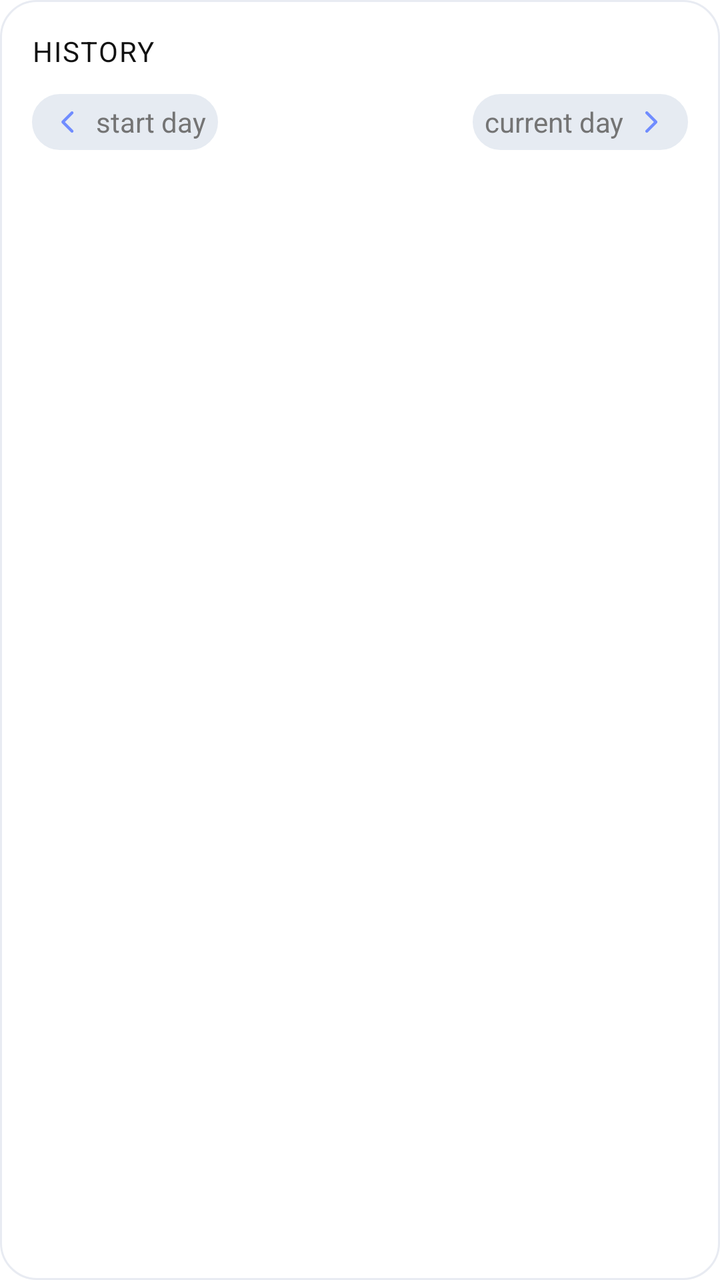
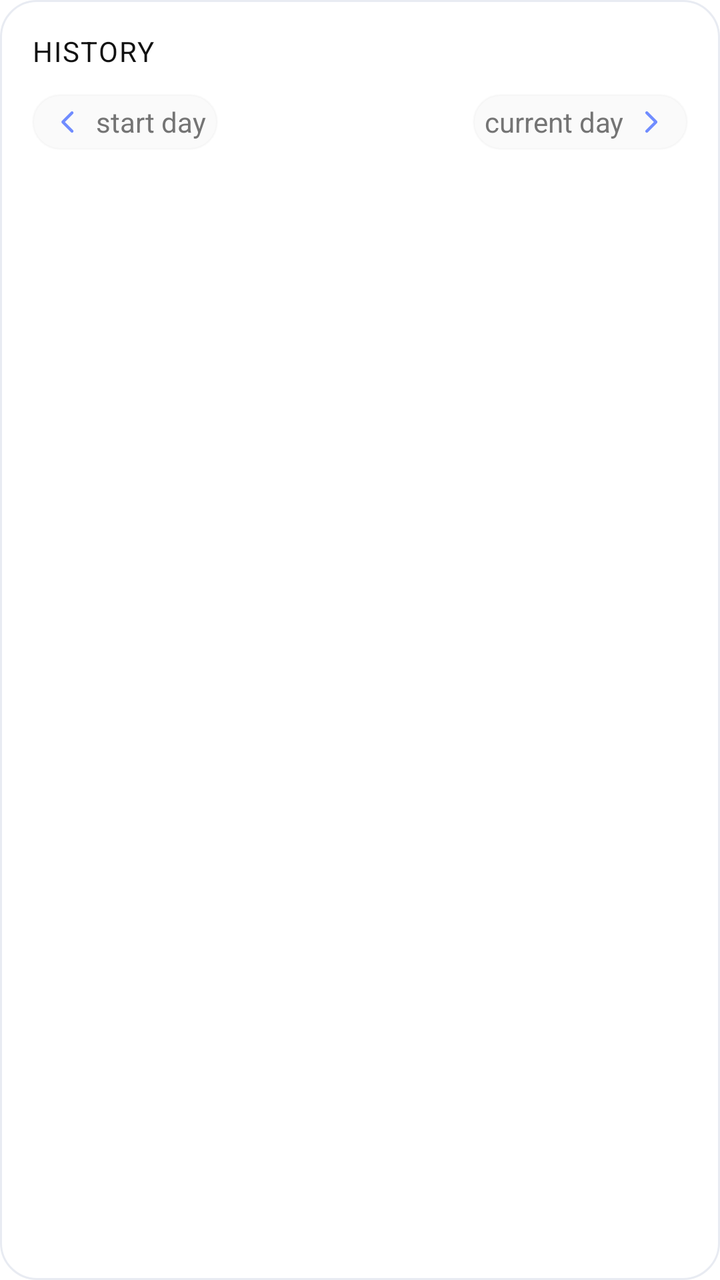

Before-and-after screenshots of an Android layout around one commit, followed by the original layout XML and the change that was made.
<!-- AndroidManifest.xml: application theme Theme.GrowDaily -->
<!-- res/layout/layout_week_analysis_expanded.xml -->
<?xml version="1.0" encoding="utf-8"?>
<LinearLayout xmlns:android="http://schemas.android.com/apk/res/android"
    xmlns:app="http://schemas.android.com/apk/res-auto"
    android:layout_width="match_parent"
    android:layout_height="wrap_content"
    android:background="@drawable/task_fragment_card"
    android:orientation="vertical"
    android:padding="16dp">

    <TextView
        style="@style/AnalysisTitle"
        android:text="HISTORY"
        app:layout_constraintStart_toStartOf="parent"
        app:layout_constraintTop_toTopOf="parent"
        />

    <LinearLayout
        android:layout_width="match_parent"
        android:layout_height="wrap_content"
        android:orientation="horizontal"
        android:paddingBottom="8dp">

        <LinearLayout
            android:id="@+id/scrollToStartDay"
            android:layout_width="wrap_content"
            android:layout_height="wrap_content"
            android:background="@drawable/task_filter_chip"
            android:backgroundTint="@color/task_done_track"
            android:orientation="horizontal"
            android:paddingHorizontal="6dp"
            android:paddingVertical="2dp">

            <ImageView
                android:id="@+id/btnPrevYear"
                android:layout_width="wrap_content"
                android:layout_height="wrap_content"
                android:contentDescription="Previous year"
                android:paddingEnd="2dp"
                android:src="@drawable/ic_left_arrow"
                app:tint="@color/brand_blue" />

            <TextView
                android:layout_width="wrap_content"
                android:layout_height="wrap_content"
                android:layout_gravity="center_vertical"
                android:text="start day"
                android:textColor="@color/task_text_secondary" />


        </LinearLayout>

        <View
            android:layout_width="0dp"
            android:layout_height="0dp"
            android:layout_weight="1" />

        <LinearLayout
            android:id="@+id/scrollToCurrentDay"
            android:layout_width="wrap_content"
            android:layout_height="wrap_content"
            android:background="@drawable/task_filter_chip"
            android:backgroundTint="@color/task_done_track"
            android:orientation="horizontal"
            android:paddingHorizontal="6dp"
            android:paddingVertical="2dp">

            <TextView
                android:layout_width="wrap_content"
                android:layout_height="wrap_content"
                android:layout_gravity="center_vertical"
                android:text="current day"
                android:textColor="@color/task_text_secondary" />

            <ImageView
                android:id="@+id/btnNextYear"
                android:layout_width="wrap_content"
                android:layout_height="wrap_content"
                android:contentDescription="Next year"
                android:paddingStart="2dp"
                android:src="@drawable/ic_right_arrow"
                app:tint="@color/brand_blue" />
        </LinearLayout>


    </LinearLayout>

    <androidx.recyclerview.widget.RecyclerView
        android:id="@+id/weekExpandedRv"
        android:layout_width="match_parent"
        android:layout_height="wrap_content" />
</LinearLayout>
<!-- resources referenced by this layout -->
<resources>
  <color name="brand_blue">#708CFF</color>
  <color name="task_done_track">#E6EBF2</color>
  <color name="task_text_secondary">#747474</color>
  <!-- drawable ic_left_arrow (drawable) -->
  <vector xmlns:android="http://schemas.android.com/apk/res/android" android:width="24dp" android:height="24dp" android:viewportWidth="960" android:viewportHeight="960" android:tint="?attr/colorControlNormal" android:autoMirrored="true">
      <path android:fillColor="@android:color/white" android:pathData="M418.15,480L581.08,642.92Q589.38,651.23 589.58,663.81Q589.77,676.38 581.08,685.08Q572.38,693.77 560,693.77Q547.62,693.77 538.92,685.08L359.15,505.31Q353.54,499.69 351.23,493.46Q348.92,487.23 348.92,480Q348.92,472.77 351.23,466.54Q353.54,460.31 359.15,454.69L538.92,274.92Q547.23,266.62 559.81,266.42Q572.38,266.23 581.08,274.92Q589.77,283.62 589.77,296Q589.77,308.38 581.08,317.08L418.15,480Z"/>
  </vector>
  <!-- drawable ic_right_arrow (drawable) -->
  <vector xmlns:android="http://schemas.android.com/apk/res/android" android:width="24dp" android:height="24dp" android:viewportWidth="960" android:viewportHeight="960" android:tint="?attr/colorControlNormal" android:autoMirrored="true">
      <path android:fillColor="@android:color/white" android:pathData="M517.85,480L354.92,317.08Q346.62,308.77 346.42,296.19Q346.23,283.62 354.92,274.92Q363.62,266.23 376,266.23Q388.38,266.23 397.08,274.92L576.85,454.69Q582.46,460.31 584.77,466.54Q587.08,472.77 587.08,480Q587.08,487.23 584.77,493.46Q582.46,499.69 576.85,505.31L397.08,685.08Q388.77,693.38 376.19,693.58Q363.62,693.77 354.92,685.08Q346.23,676.38 346.23,664Q346.23,651.62 354.92,642.92L517.85,480Z"/>
  </vector>
  <!-- drawable task_filter_chip (drawable) -->
  <?xml version="1.0" encoding="utf-8"?>
  <shape xmlns:android="http://schemas.android.com/apk/res/android" android:shape="rectangle">
      <solid android:color="@color/task_chip_surface"/>
      <corners android:radius="18dp"/>
      <stroke
          android:width="1dp"
          android:color="@color/task_chip_stroke" />
  </shape>
  <!-- drawable task_fragment_card (drawable) -->
  <?xml version="1.0" encoding="utf-8"?>
  <shape xmlns:android="http://schemas.android.com/apk/res/android" android:shape="rectangle">
      <solid android:color="@color/task_card_surface"/>
      <corners android:radius="18dp"/>
      <stroke
          android:width="1dp"
          android:color="@color/task_card_stroke" />
  </shape>
  <style name="AnalysisTitle">
          <item name="android:layout_width">wrap_content</item>
          <item name="android:layout_height">wrap_content</item>
          <item name="android:textStyle">normal</item>
          <item name="android:layout_marginBottom">12dp</item>
          <item name="android:textColor">@color/task_text_primary</item>
          <item name="android:letterSpacing">0.05</item>
      </style>
  <style name="Theme.GrowDaily" parent="Theme.MaterialComponents.DayNight.DarkActionBar">
          
          <item name="colorPrimary">@color/app_bar_surface</item>
          <item name="colorPrimaryVariant">@color/app_bar_surface</item>
          <item name="colorOnPrimary">@color/app_bar_content</item>
  
          
          <item name="colorSecondary">@color/brand_blue</item>
          <item name="colorSecondaryVariant">@color/brand_blue</item>
          <item name="colorOnSecondary">@color/white</item>
  
          
          <item name="android:statusBarColor">@color/app_bar_surface</item>
          <item name="android:windowLightStatusBar">true</item>
          <item name="android:forceDarkAllowed">false</item>
      </style>
  <color name="task_chip_surface">#FFFFFF</color>
  <color name="task_chip_stroke">#E8EBF2</color>
  <color name="task_card_surface">#FFFFFF</color>
  <color name="task_card_stroke">#E8EBF2</color>
  <color name="task_text_primary">#111111</color>
  <color name="app_bar_surface">#F3F5F9</color>
  <color name="app_bar_content">#111111</color>
  <color name="white">#FFFFFF</color>
</resources>

<!-- the commit's change to res/layout/layout_week_analysis_expanded.xml (unified diff, before → after) -->
@@ -25,7 +25,7 @@
             android:layout_width="wrap_content"
             android:layout_height="wrap_content"
             android:background="@drawable/task_filter_chip"
-            android:backgroundTint="@color/task_done_track"
+            android:backgroundTint="@color/analysis_button_bg"
             android:orientation="horizontal"
             android:paddingHorizontal="6dp"
             android:paddingVertical="2dp">
@@ -59,7 +59,7 @@
             android:layout_width="wrap_content"
             android:layout_height="wrap_content"
             android:background="@drawable/task_filter_chip"
-            android:backgroundTint="@color/task_done_track"
+            android:backgroundTint="@color/analysis_button_bg"
             android:orientation="horizontal"
             android:paddingHorizontal="6dp"
             android:paddingVertical="2dp">
<!-- resource entries referenced after the edit -->
@@ -1,7 +1,7 @@
 <!-- resources referenced by this layout -->
 <resources>
+  <color name="analysis_button_bg">#05000000</color>
   <color name="brand_blue">#708CFF</color>
-  <color name="task_done_track">#E6EBF2</color>
   <color name="task_text_secondary">#747474</color>
   <!-- drawable ic_left_arrow (drawable) -->
   <vector xmlns:android="http://schemas.android.com/apk/res/android" android:width="24dp" android:height="24dp" android:viewportWidth="960" android:viewportHeight="960" android:tint="?attr/colorControlNormal" android:autoMirrored="true">
